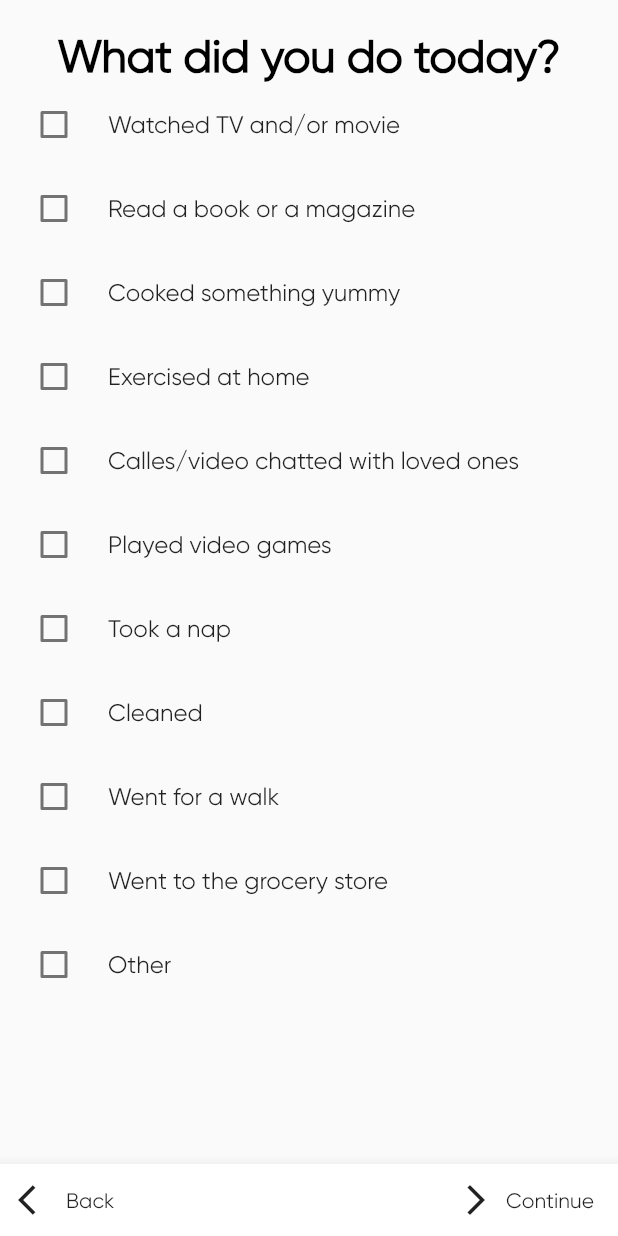
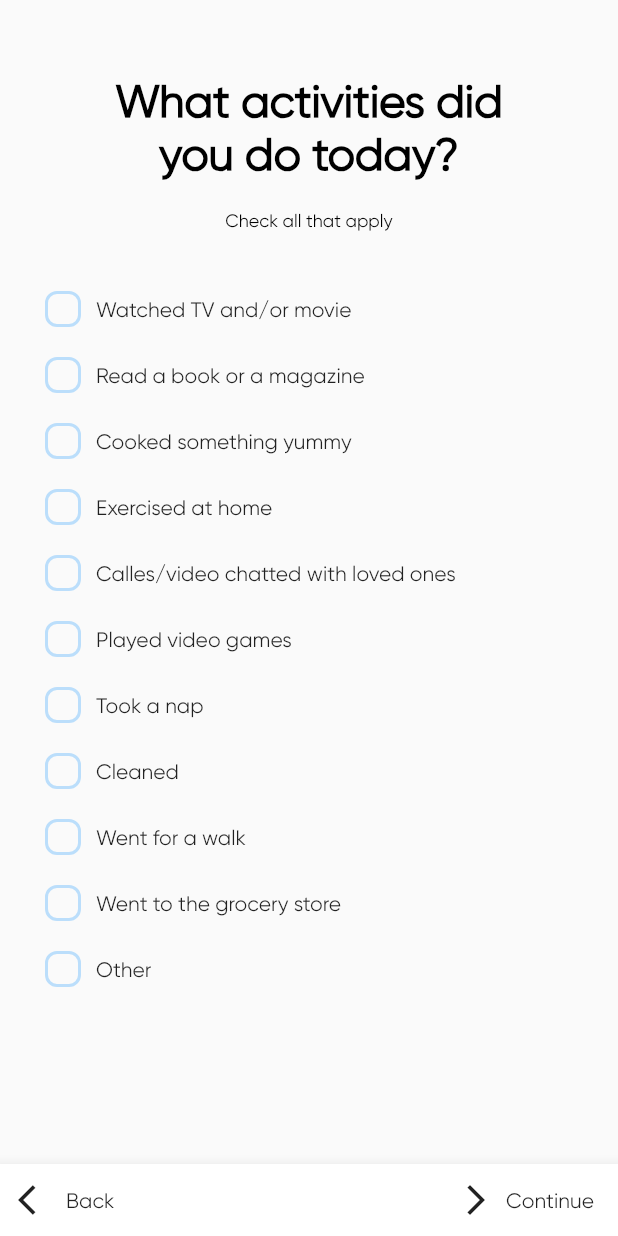
Before and after one commit to sfuentesbongenaar/shelter_in_place, a Flutter app: the SocialDistancing screen opened directly, after a tap on "Yes", on a phone screen of 412 x 824 dp. Run offline on Flutter 3.47's test engine with Material 2 defaults, Android fonts, the phone set to English and light mode, and no system bars; our stand-ins replace charts_flutter, firebase_auth, flutter_svg, shared_preferences; accounts and stored records are empty.

Commit message:
Styling of activities and mood pages.

```diff
--- a/i18n/en.json
+++ b/i18n/en.json
@@ -16,11 +16,11 @@
   "continue button text": "Continue",
   "yes": "Yes",
   "no": "No",
-  "question activities": "What did you do today?",
+  "question activities": "What activities did you do today?",
   "tv": "Watched TV and/or movie",
   "read": "Read a book or a magazine",
   "cook": "Cooked something yummy",
-"exercise": "Exercised at home",
+  "exercise": "Exercised at home",
   "call": "Calles/video chatted with loved ones",
   "videogames": "Played video games",
   "nap": "Took a nap",
@@ -28,7 +28,7 @@
   "walk": "Went for a walk",
   "groceries": "Went to the grocery store",
   "other": "Other",
-  "question feelings": "How do you feel today?",
+  "question feelings": "How were you feeling today?",
   "Happy": "Happy",
   "Angry": "Angry",
   "Depressed": "Depressed",
@@ -51,5 +51,6 @@
   "My notes": "My Notes",
   "streak text": "You've been social distancing for",
   "days": "days",
-  "activities": "activities"
+  "activities": "activities",
+  "check all": "Check all that apply"
 }
--- a/lib/pages/questions/activities.dart
+++ b/lib/pages/questions/activities.dart
@@ -6,6 +6,8 @@ import 'package:shelter_in_place/models/day_model.dart';
 import 'package:shelter_in_place/pages/localization/localizations.dart';
 import 'package:shelter_in_place/pages/questions/my_bottom_bar.dart';
 import 'package:shelter_in_place/pages/questions/shared_const.dart';
+import 'package:shelter_in_place/pages/util/colors.dart';
+import 'package:shelter_in_place/pages/util/round_checkbox.dart';
 
 import 'my_continue_button.dart';
 
@@ -25,16 +27,19 @@ class _ActivitiesState extends State<Activities> {
     activitities
         .forEach((activity) => answers.putIfAbsent(activity, () => false));
 
-    List<Widget> temp = activitities.map((String keyName) {
-      return CheckboxListTile(
-          title: Text(AppLocalizations.of(context).translate(keyName)),
-          value: answers[keyName],
-          onChanged: (value) {
-            setState(() {
-              answers.update(keyName, (e) => value);
-            });
-          },
-          controlAffinity: ListTileControlAffinity.leading);
+    List<Widget> activitiesBoxes = activitities.map((String keyName) {
+      return Padding(
+          padding: const EdgeInsets.all(10.0),
+      child: LabeledCheckbox(
+        label: AppLocalizations.of(context).translate(keyName),
+        padding: const EdgeInsets.symmetric(horizontal: 20.0),
+        value: answers[keyName],
+        onChanged: (bool newValue) {
+          setState(() {
+            answers.update(keyName, (e) => newValue);
+          });
+        },
+      ));
     }).toList();
 
     CustomContinueButton continueButton = CustomContinueButton(
@@ -58,8 +63,9 @@ class _ActivitiesState extends State<Activities> {
             body: Center(
               child: Column(children: <Widget>[
                 SizedBox(height: 20.0),
-                Center(
-                    child: Text(
+                Padding(
+                    padding: const EdgeInsets.fromLTRB(50, 30, 50, 30),
+                    child:  Column(children: <Widget>[Text(
                         AppLocalizations.of(context)
                             .translate('question activities'),
                         textAlign: TextAlign.center,
@@ -67,9 +73,18 @@ class _ActivitiesState extends State<Activities> {
                           fontSize: 30.0,
                           fontWeight: FontWeight.bold,
                           color: Colors.black,
-                        ))),
-              Expanded(
-                  child: ListView(children: temp))
+                        )),
+                      SizedBox(height: 20.0),
+                      Text(
+                          AppLocalizations.of(context)
+                              .translate('check all'),
+                          textAlign: TextAlign.center,
+                          style: TextStyle(
+                            fontSize: 12.0,
+                            fontWeight: FontWeight.w200,
+                            color: Colors.black,
+                          ))],)),
+                Expanded(child: ListView(children: activitiesBoxes))
               ]),
             )));
   }
--- a/lib/pages/questions/social_distancing.dart
+++ b/lib/pages/questions/social_distancing.dart
@@ -24,12 +24,7 @@ class _SocialDistancingState extends State<SocialDistancing> {
             child: new Row(
               mainAxisSize: MainAxisSize.max,
               mainAxisAlignment: MainAxisAlignment.spaceBetween,
-              children: <Widget>[
-                IconButton(
-                  icon: Icon(Icons.account_circle),
-                  onPressed: () {},
-                ),
-              ],
+              children: <Widget>[],
             ),
           ),
           body: Center(
--- a/lib/pages/util/colors.dart
+++ b/lib/pages/util/colors.dart
@@ -17,3 +17,4 @@ Color buttonLightBlue = Colors.blue[100];
 Color circleOrange = Colors.orange;
 Color outerCircleOrange = Colors.orange[100];
 Color darkBlueButton = Colors.indigo[900];
+Color powderBlue = Colors.blue[100];
--- a/lib/pages/util/round_checkbox.dart
+++ b/lib/pages/util/round_checkbox.dart
@@ -1,4 +1,6 @@
 import 'package:flutter/material.dart';
+
+import 'colors.dart';
 
 class LabeledCheckbox extends StatelessWidget {
   const LabeledCheckbox({
@@ -23,26 +25,23 @@ class LabeledCheckbox extends StatelessWidget {
         padding: padding,
         child: Row(
           children: <Widget>[
-            Container(
-              decoration: new BoxDecoration(
-                border: new Border.all(color: Colors.black, width: 2.0),
-                shape: BoxShape.circle,
-              ),
-              child: Padding(
-                padding: const EdgeInsets.all(6.0),
-                child: value
-                    ? Icon(
-                  Icons.check,
-                  size: 20.0,
-                  color: Colors.black,
-                )
-                    : Icon(
-                  Icons.check,
-                  size: 20.0,
-                  color: Colors.transparent, // Can't figure out how to do it more beautifully
-                )
-              ),
-            ),
+            value
+                ? Container(
+                    height: 24,
+                    width: 24,
+                    decoration: new BoxDecoration(
+                      border: new Border.all(color: buttonBlue, width: 7.0),
+                      borderRadius: BorderRadius.circular(8),
+                      shape: BoxShape.rectangle,
+                    ))
+                : Container(
+                    height: 24,
+                    width: 24,
+                    decoration: new BoxDecoration(
+                      border: new Border.all(color: powderBlue, width: 2.0),
+                      borderRadius: BorderRadius.circular(8),
+                      shape: BoxShape.rectangle,
+                    )),
             SizedBox(width: 10.0),
             Expanded(child: Text(label))
           ],
```
Also changed, not shown: lib/pages/questions/feelings.dart (+9 -1 lines).
